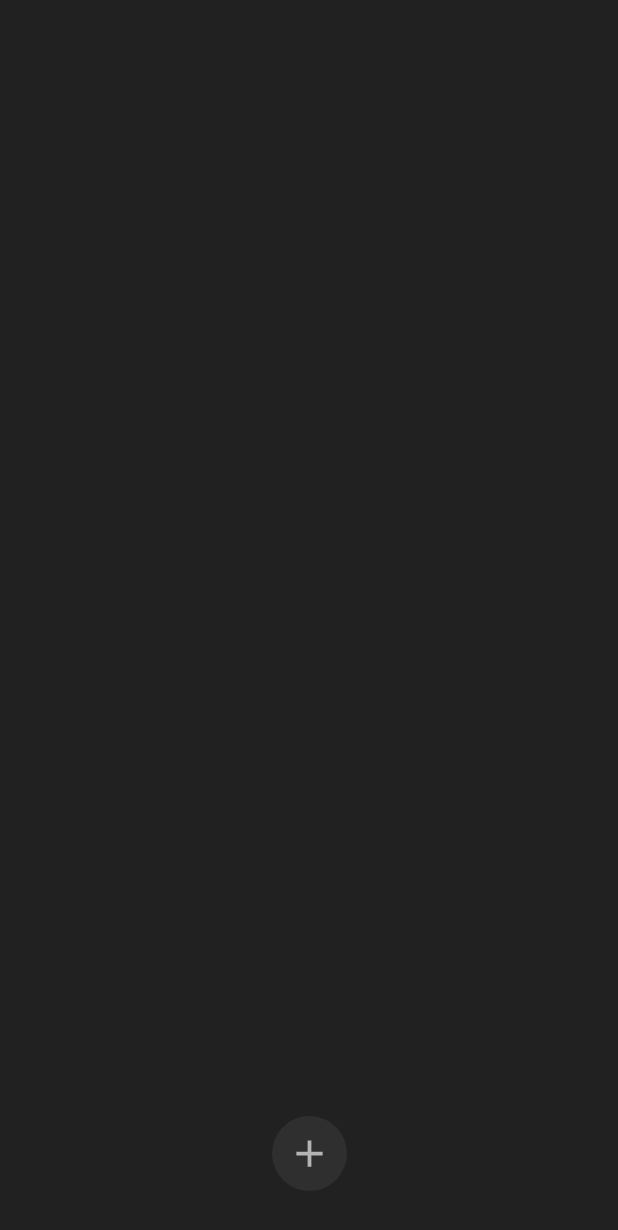
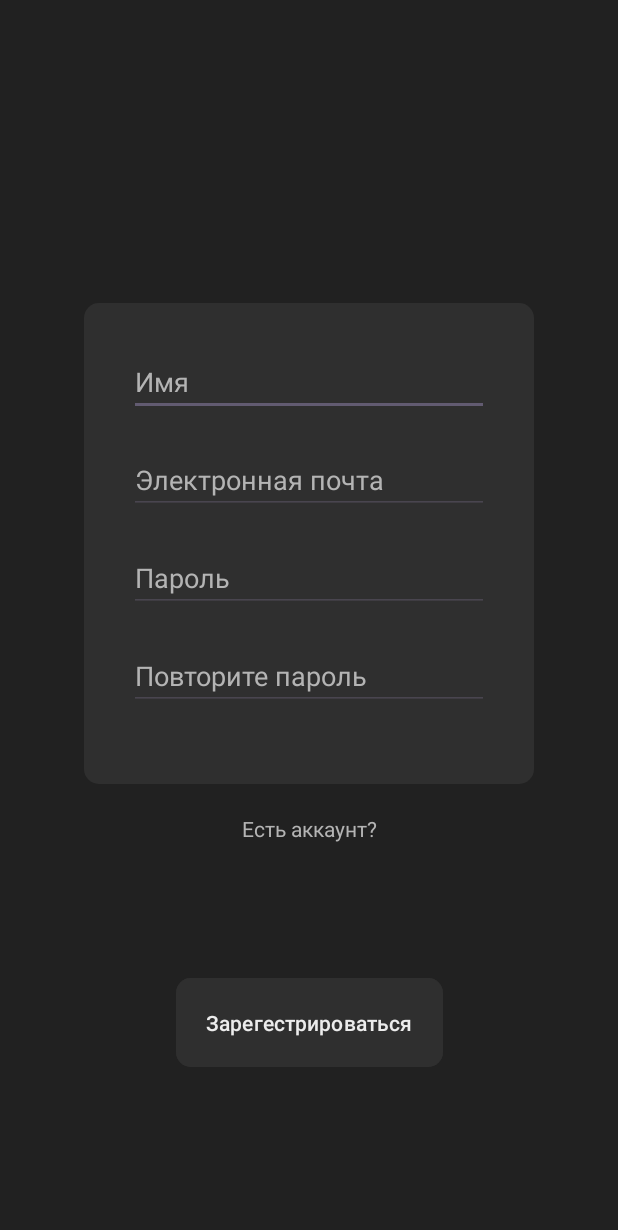
Before and after one commit to VashaAkulka/ConversationHelper, an Android app: the screen it shows after launch (ListChatsActivity before the commit, RegistrationActivity after it), on a phone screen of 412 x 824 dp. Shown: the top 1230 px of the screen. Run offline under Robolectric (Android 15) with nearby library versions, the phone set to English and light mode, and no system bars.

Commit message:
update data scheme, registration and login

```diff
--- a/app/src/main/java/com/example/conversationhelper/ListChatsActivity.java
+++ b/app/src/main/java/com/example/conversationhelper/ListChatsActivity.java
@@ -8,6 +8,7 @@ import android.view.View;
 import android.widget.ListView;
 
 import com.example.conversationhelper.adapter.ChatAdapter;
+import com.example.conversationhelper.auth.Authentication;
 import com.example.conversationhelper.db.Database;
 import com.example.conversationhelper.db.model.Chat;
 
@@ -26,7 +27,7 @@ public class ListChatsActivity extends AppCompatActivity {
 
         database = Database.getInstance(getApplicationContext());
         ListView listChat = findViewById(R.id.list_chat);
-        chatList = database.getAllChats();
+        chatList = database.getAllChatsByUserId(Authentication.getUser().getId());
         adapter = new ChatAdapter(this, chatList);
         listChat.setAdapter(adapter);
 
@@ -49,7 +50,7 @@ public class ListChatsActivity extends AppCompatActivity {
     protected void onResume() {
         super.onResume();
         chatList.clear();
-        chatList.addAll(database.getAllChats());
+        chatList.addAll(database.getAllChatsByUserId(Authentication.getUser().getId()));
         adapter.notifyDataSetChanged();
     }
 }
--- /dev/null
+++ b/app/src/main/java/com/example/conversationhelper/RegistrationActivity.java
@@ -0,0 +1,84 @@
+package com.example.conversationhelper;
+
+import androidx.appcompat.app.AppCompatActivity;
+
+import android.content.Intent;
+import android.os.Bundle;
+import android.view.View;
+import android.widget.EditText;
+import android.widget.TextView;
+
+import com.example.conversationhelper.auth.Authentication;
+import com.example.conversationhelper.db.Database;
+import com.example.conversationhelper.db.model.User;
+
+import java.util.regex.Pattern;
+
+public class RegistrationActivity extends AppCompatActivity {
+    Database database;
+    EditText editName;
+    EditText editPassword;
+    EditText editPasswordRepeat;
+    EditText editEmail;
+    TextView error;
+
+    @Override
+    protected void onCreate(Bundle savedInstanceState) {
+        super.onCreate(savedInstanceState);
+        setContentView(R.layout.activity_registration);
+
+        database = Database.getInstance(getApplicationContext());
+
+        editName = findViewById(R.id.edit_user_name_reg);
+        editPassword = findViewById(R.id.edit_user_password_reg);
+        editPasswordRepeat = findViewById(R.id.edit_user_password_repeat_reg);
+        editEmail = findViewById(R.id.edit_user_email_reg);
+        error = findViewById(R.id.error_text_registration_form);
+    }
+
+    public void onClickRegistration(View view) {
+        String name = editName.getText().toString();
+        String password = editPassword.getText().toString();
+        String passwordRepeat = editPasswordRepeat.getText().toString();
+        String email = editEmail.getText().toString();
+
+        if (name.equals("") || password.equals("") || passwordRepeat.equals("") || email.equals("")) {
+            error.setText("Все поля обязательны");
+            return;
+        }
+
+        String emailPattern = "^[a-zA-Z0-9._%+-]+@[a-zA-Z0-9.-]+\\.[a-zA-Z]{2,6}$";
+        if (!Pattern.compile(emailPattern).matcher(email).matches()) {
+            error.setText("Неправильныый формат электроной почты");
+            return;
+        }
+
+        if (!password.equals(passwordRepeat)) {
+            error.setText("Пароли не совпадают");
+            return;
+        }
+
+        if (password.length() < 6) {
+            error.setText("Пароль слишком легкий");
+            return;
+        }
+
+        User user = database.getUserByName(name);
+        if (user != null) {
+            error.setText("Такой пользователь уже существует");
+            return;
+        }
+
+        database.addUser(name, email, password);
+        Authentication.setUser(database.getUserByName(name));
+        Intent intent = new Intent(RegistrationActivity.this, ListChatsActivity.class);
+        startActivity(intent);
+        finish();
+    }
+
+    public void onClickGoToLogin(View view) {
+        Intent intent = new Intent(RegistrationActivity.this, LoginActivity.class);
+        startActivity(intent);
+        finish();
+    }
+}
--- a/app/src/main/java/com/example/conversationhelper/SettingChatActivity.java
+++ b/app/src/main/java/com/example/conversationhelper/SettingChatActivity.java
@@ -10,6 +10,7 @@ import android.widget.RadioButton;
 import android.widget.RadioGroup;
 import android.widget.TextView;
 
+import com.example.conversationhelper.auth.Authentication;
 import com.example.conversationhelper.db.Database;
 
 public class SettingChatActivity extends AppCompatActivity {
@@ -45,7 +46,7 @@ public class SettingChatActivity extends AppCompatActivity {
         Intent intent = new Intent(SettingChatActivity.this, MessengerActivity.class);
         Database database = Database.getInstance(getApplicationContext());
 
-        intent.putExtra("CHAT-ID", database.addChat(diff,spec,language,Integer.parseInt(questions)));
+        intent.putExtra("CHAT-ID", database.addChat(diff,spec,language,Integer.parseInt(questions), Authentication.getUser().getId()).getId());
 
         startActivity(intent);
         finish();
--- a/app/src/main/java/com/example/conversationhelper/adapter/ChatAdapter.java
+++ b/app/src/main/java/com/example/conversationhelper/adapter/ChatAdapter.java
@@ -41,7 +41,7 @@ public class ChatAdapter extends ArrayAdapter<Chat> {
             name.setText(String.format("%s %s", chat.getDifficulty(), chat.getSpecialization()));
             description.setText(String.format(Locale.getDefault(), "Количество вопросов: %d\nСтатус: %s\nЯзык общения: %s",
                     chat.getNumberQuestions(),
-                    chat.getStatus().equals("process") ? "в процессе" : "завершен",
+                    chat.getStatus() == 0 ? "в процессе" : "завершен",
                     chat.getLanguage()));
         }
 
--- a/app/src/main/java/com/example/conversationhelper/db/DBHelper.java
+++ b/app/src/main/java/com/example/conversationhelper/db/DBHelper.java
@@ -8,15 +8,26 @@ public class DBHelper extends SQLiteOpenHelper {
     public static final int DB_VERSION = 1;
     public static final String DB_NAME = "ConversationHelperDB";
 
+    // Таблица пользователей
+    public static final String USER_TABLE = "User";
+    public static final String KEY_ROLE = "role";
+    public static final String KEY_NAME = "name";
+    public static final String KEY_PASSWORD = "password";
+    public static final String KEY_EMAIL = "email";
+    public static final String KEY_AVATAR = "avatar";
+
     // Таблица сообщений
-    public static final String MESSAGES_TABLE = "MessagesData";
+    public static final String MESSAGES_TABLE = "Message";
     public static final String KEY_ID = "id";
     public static final String KEY_CONTENT = "content";
+    public static final String KEY_TYPE = "type";
+    public static final String KEY_CREATE_TIME = "create_time";
     public static final String KEY_CHAT_ID = "chat_id";
 
     // Таблица чатов
-    public static final String CHATS_TABLE = "ChatsData";
+    public static final String CHATS_TABLE = "Chat";
     public static final String KEY_DIFFICULTY  = "difficulty";
+    public static final String KEY_USER_ID  = "user_id";
     public static final String KEY_SPECIALIZATION  = "specialization";
     public static final String KEY_LANGUAGE  = "language";
     public static final String KEY_STATUS  = "status";
@@ -24,9 +35,19 @@ public class DBHelper extends SQLiteOpenHelper {
     public static final String KEY_START_TIME = "start_time";
 
     // Таблица результатов
-    public static final String RESULT_TABLE = "ResultData";
+    public static final String RESULT_TABLE = "Result";
     public static final String KEY_RIGHT_ANSWER  = "right_answer";
     public static final String KEY_COMPLETION_TIME = "completion_time";
+
+    // Таблица статей
+    public static final String ARTICLE_TABLE = "Article";
+    public static final String KEY_TITLE  = "title";
+    public static final String KEY_DESCRIPTION = "description";
+    public static final String KEY_LIKE_NUMBER = "like_number";
+
+    // Таблица комментариев
+    public static final String COMMENT_TABLE = "Comment";
+    public static final String KEY_ARTICLE_ID  = "article_id";
 
     public DBHelper(Context context) {
         super(context, DB_NAME, null, DB_VERSION);
@@ -34,19 +55,32 @@ public class DBHelper extends SQLiteOpenHelper {
 
     @Override
     public void onCreate(SQLiteDatabase sqLiteDatabase) {
+        String CREATE_USER_TABLE = "CREATE TABLE " + USER_TABLE + " ("
+                + KEY_ID + " INTEGER PRIMARY KEY AUTOINCREMENT, "
+                + KEY_NAME + " TEXT, "
+                + KEY_EMAIL + " TEXT, "
+                + KEY_PASSWORD + " TEXT, "
+                + KEY_AVATAR + " TEXT DEFAULT 'no', "
+                + KEY_ROLE + " TEXT DEFAULT 'user')";
+
         String CREATE_CHATS_TABLE = "CREATE TABLE " + CHATS_TABLE + " ("
                 + KEY_ID + " INTEGER PRIMARY KEY AUTOINCREMENT, "
                 + KEY_DIFFICULTY + " TEXT, "
                 + KEY_SPECIALIZATION + " TEXT, "
                 + KEY_LANGUAGE + " TEXT, "
-                + KEY_STATUS + " TEXT DEFAULT 'process', "
+                + KEY_STATUS + " INTEGER DEFAULT 0, "
                 + KEY_NUMBER_QUESTIONS + " INTEGER, "
-                + KEY_START_TIME + " DATETIME DEFAULT CURRENT_TIMESTAMP)";
+                + KEY_START_TIME + " DATETIME DEFAULT CURRENT_TIMESTAMP, "
+                + KEY_USER_ID + " INTEGER, "
+                + "FOREIGN KEY(" + KEY_USER_ID + ") REFERENCES " + USER_TABLE + "(" + KEY_ID + ")"
+                + " ON DELETE CASCADE)";
 
         String CREATE_MESSAGES_TABLE = "CREATE TABLE " + MESSAGES_TABLE + " ("
                 + KEY_ID + " INTEGER PRIMARY KEY AUTOINCREMENT, "
                 + KEY_CONTENT + " TEXT, "
+                + KEY_TYPE + " TEXT, "
                 + KEY_CHAT_ID + " INTEGER, "
+                + KEY_CREATE_TIME + " DATETIME DEFAULT CURRENT_TIMESTAMP, "
                 + "FOREIGN KEY(" + KEY_CHAT_ID + ") REFERENCES " + CHATS_TABLE + "(" + KEY_ID + ")"
                 + " ON DELETE CASCADE)";
 
@@ -58,17 +92,38 @@ public class DBHelper extends SQLiteOpenHelper {
                 + "FOREIGN KEY(" + KEY_CHAT_ID + ") REFERENCES " + CHATS_TABLE + "(" + KEY_ID + ")"
                 + " ON DELETE CASCADE)";
 
+        String CREATE_ARTICLE_TABLE = "CREATE TABLE " + ARTICLE_TABLE + " ("
+                + KEY_ID + " INTEGER PRIMARY KEY AUTOINCREMENT, "
+                + KEY_TITLE + " TEXT, "
+                + KEY_DESCRIPTION + " TEXT, "
+                + KEY_LIKE_NUMBER + " INTEGER DEFAULT 0)";
+
+        String CREATE_COMMENT_TABLE = "CREATE TABLE " + COMMENT_TABLE + " ("
+                + KEY_ID + " INTEGER PRIMARY KEY AUTOINCREMENT, "
+                + KEY_ARTICLE_ID + " INTEGER, "
+                + KEY_USER_ID + " INTEGER, "
+                + KEY_CONTENT + " TEXT, "
+                + KEY_CREATE_TIME + " DATETIME DEFAULT CURRENT_TIMESTAMP, "
+                + "FOREIGN KEY(" + KEY_ARTICLE_ID + ") REFERENCES " + ARTICLE_TABLE + "(" + KEY_ID + "), "
+                + "FOREIGN KEY(" + KEY_USER_ID + ") REFERENCES " + USER_TABLE + "(" + KEY_ID + ")"
+                + " ON DELETE CASCADE)";
+
+        sqLiteDatabase.execSQL(CREATE_USER_TABLE);
         sqLiteDatabase.execSQL(CREATE_CHATS_TABLE);
         sqLiteDatabase.execSQL(CREATE_MESSAGES_TABLE);
         sqLiteDatabase.execSQL(CREATE_RESULT_TABLE);
+        sqLiteDatabase.execSQL(CREATE_ARTICLE_TABLE);
+        sqLiteDatabase.execSQL(CREATE_COMMENT_TABLE);
     }
 
-
     @Override
-    public void onUpgrade(SQLiteDatabase sqLiteDatabase, int i, int i1) {
-        sqLiteDatabase.execSQL("drop table if exists " + MESSAGES_TABLE);
-        sqLiteDatabase.execSQL("drop table if exists " + CHATS_TABLE);
-        sqLiteDatabase.execSQL("drop table if exists " + RESULT_TABLE);
+    public void onUpgrade(SQLiteDatabase sqLiteDatabase, int oldVersion, int newVersion) {
+        sqLiteDatabase.execSQL("DROP TABLE IF EXISTS " + MESSAGES_TABLE);
+        sqLiteDatabase.execSQL("DROP TABLE IF EXISTS " + CHATS_TABLE);
+        sqLiteDatabase.execSQL("DROP TABLE IF EXISTS " + RESULT_TABLE);
+        sqLiteDatabase.execSQL("DROP TABLE IF EXISTS " + USER_TABLE);
+        sqLiteDatabase.execSQL("DROP TABLE IF EXISTS " + ARTICLE_TABLE);
+        sqLiteDatabase.execSQL("DROP TABLE IF EXISTS " + COMMENT_TABLE);
         onCreate(sqLiteDatabase);
     }
 }
--- a/app/src/main/java/com/example/conversationhelper/gpt/ChatGptClient.java
+++ b/app/src/main/java/com/example/conversationhelper/gpt/ChatGptClient.java
@@ -4,6 +4,7 @@ import android.os.Handler;
 import android.os.Looper;
 
 import com.example.conversationhelper.BuildConfig;
+import com.example.conversationhelper.db.model.Message;
 import com.google.gson.Gson;
 
 import java.io.IOException;
@@ -21,14 +22,13 @@ public class ChatGptClient  {
     private static final OkHttpClient client = new OkHttpClient();
     private static final Gson gson = new Gson();
 
-    public static void send(List<String> historyMessages, ChatGptCallback callback) {
+    public static void send(List<Message> historyMessages, ChatGptCallback callback) {
         Executors.newSingleThreadExecutor().execute(() -> {
 
             List<RequestMessage> messages = new ArrayList<>();
             //messages.add(new RequestMessage("system", "Ты проводишь собеседование"));
             for (int i = 0; i < historyMessages.size(); i++) {
-                String role = (i % 2 == 0) ? "user" : "assistant";
-                messages.add(new RequestMessage(role, historyMessages.get(i)));
+                messages.add(new RequestMessage(historyMessages.get(i).getType(), historyMessages.get(i).getContent()));
             }
 
             String jsonBody = gson.toJson(new ChatRequest("gpt-4-turbo", messages));
--- /dev/null
+++ b/app/src/main/res/layout/activity_registration.xml
@@ -0,0 +1,99 @@
+<?xml version="1.0" encoding="utf-8"?>
+<androidx.constraintlayout.widget.ConstraintLayout xmlns:android="http://schemas.android.com/apk/res/android"
+    xmlns:app="http://schemas.android.com/apk/res-auto"
+    xmlns:tools="http://schemas.android.com/tools"
+    android:layout_width="match_parent"
+    android:layout_height="match_parent"
+    tools:context=".RegistrationActivity"
+    android:background="@color/background_color">
+
+
+    <LinearLayout
+        android:id="@+id/registration_form"
+        android:layout_width="300dp"
+        android:layout_height="wrap_content"
+        android:background="@drawable/round_edit_user_message"
+        android:orientation="vertical"
+        android:padding="30dp"
+        app:layout_constraintBottom_toBottomOf="parent"
+        app:layout_constraintEnd_toEndOf="parent"
+        app:layout_constraintStart_toStartOf="parent"
+        app:layout_constraintTop_toTopOf="parent"
+        android:layout_marginBottom="100dp">
+
+        <EditText
+            android:id="@+id/edit_user_name_reg"
+            android:layout_width="match_parent"
+            android:layout_height="wrap_content"
+            android:hint="@string/hint_button_user_name"
+            android:textColorHint="@color/hint_color"
+            android:layout_marginBottom="20dp"
+            android:textColor="@color/text_color"
+            android:inputType="text"
+            android:autofillHints="username"/>
+        <EditText
+            android:id="@+id/edit_user_email_reg"
+            android:layout_width="match_parent"
+            android:layout_height="wrap_content"
+            android:hint="@string/hint_button_user_email"
+            android:textColorHint="@color/hint_color"
+            android:layout_marginBottom="20dp"
+            android:textColor="@color/text_color"
+            android:inputType="textEmailAddress"
+            android:autofillHints="emailAddress"/>
+        <EditText
+            android:id="@+id/edit_user_password_reg"
+            android:layout_width="match_parent"
+            android:layout_height="wrap_content"
+            android:hint="@string/hint_button_user_password"
+            android:textColorHint="@color/hint_color"
+            android:layout_marginBottom="20dp"
+            android:textColor="@color/text_color"
+            android:inputType="textPassword"
+            android:autofillHints="password"/>
+        <EditText
+            android:id="@+id/edit_user_password_repeat_reg"
+            android:layout_width="match_parent"
+            android:layout_height="wrap_content"
+            android:hint="@string/hint_button_user_password_repeat"
+            android:textColorHint="@color/hint_color"
+            android:textColor="@color/text_color"
+            android:inputType="textPassword"
+            android:autofillHints="password"/>
+        <TextView
+            android:id="@+id/error_text_registration_form"
+            android:layout_width="wrap_content"
+            android:layout_height="wrap_content"
+            android:textColor="@color/error_message"
+            android:layout_gravity="center"/>
+    </LinearLayout>
+
+    <TextView
+        android:id="@+id/text_view_login_button"
+        android:layout_width="wrap_content"
+        android:layout_height="wrap_content"
+        app:layout_constraintTop_toBottomOf="@id/registration_form"
+        app:layout_constraintStart_toStartOf="parent"
+        app:layout_constraintEnd_toEndOf="parent"
+        android:text="@string/text_view_login_button"
+        android:layout_marginTop="20dp"
+        android:textColor="@color/hint_color"
+        android:onClick="onClickGoToLogin"/>
+
+    <Button
+        android:layout_width="wrap_content"
+        android:layout_height="wrap_content"
+        android:layout_marginTop="16dp"
+        android:backgroundTint="@color/message_background_color"
+        android:padding="20dp"
+        android:text="@string/registration_button"
+        android:textColor="@color/text_color"
+        app:cornerRadius="10dp"
+        app:layout_constraintBottom_toBottomOf="parent"
+        app:layout_constraintEnd_toEndOf="parent"
+        app:layout_constraintStart_toStartOf="parent"
+        app:layout_constraintTop_toBottomOf="@id/registration_form"
+        android:onClick="onClickRegistration"/>
+
+
+</androidx.constraintlayout.widget.ConstraintLayout>
--- a/app/src/main/res/values/strings.xml
+++ b/app/src/main/res/values/strings.xml
@@ -1,7 +1,15 @@
 <resources>
     <string name="app_name">ConversationHelper</string>
     <string name="hint_button_send">Сообщение</string>
+    <string name="hint_button_user_name">Имя</string>
+    <string name="hint_button_user_password">Пароль</string>
+    <string name="hint_button_user_password_repeat">Повторите пароль</string>
+    <string name="hint_button_user_email">Электронная почта</string>
     <string name="continue_button">Приступить</string>
+    <string name="text_view_registration_button">Регистрация</string>
+    <string name="text_view_login_button">Есть аккаунт?</string>
+    <string name="registration_button">Зарегестрироваться</string>
+    <string name="login_button">Войти</string>
     <string name="difficulty_label">Сложность</string>
     <string name="language_label">Язык общения</string>
     <string name="specification_label">Спецификация</string>
```
Also changed, not shown: app/src/main/AndroidManifest.xml (+9 -3 lines), app/src/main/java/com/example/conversationhelper/LoginActivity.java (added, +60 -0 lines), app/src/main/java/com/example/conversationhelper/MessengerActivity.java (+6 -7 lines), app/src/main/java/com/example/conversationhelper/adapter/MessageAdapter.java (+12 -4 lines), app/src/main/java/com/example/conversationhelper/auth/Authentication.java (added, +15 -0 lines), app/src/main/java/com/example/conversationhelper/db/Database.java (+65 -9 lines), app/src/main/java/com/example/conversationhelper/db/model/Chat.java (+4 -4 lines), app/src/main/java/com/example/conversationhelper/db/model/Message.java (added, +37 -0 lines), app/src/main/java/com/example/conversationhelper/db/model/User.java (added, +67 -0 lines), app/src/main/java/com/example/conversationhelper/time/TimeStampConvertor.java (added, +13 -0 lines), app/src/main/res/layout/activity_login.xml (added, +78 -0 lines).
